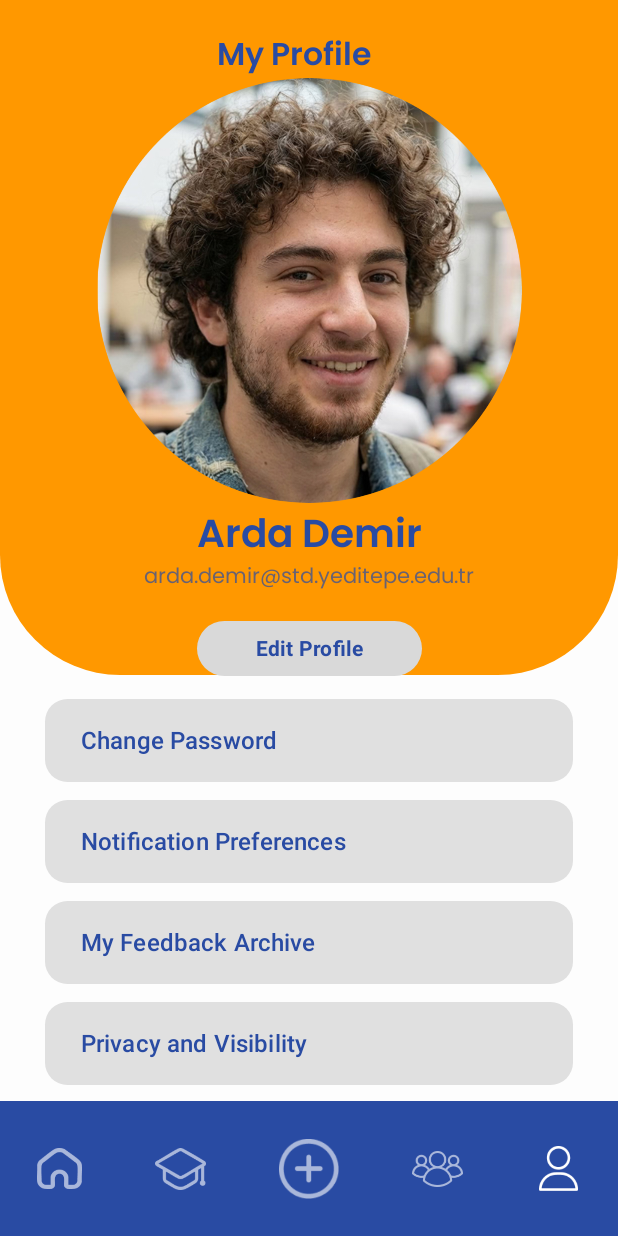
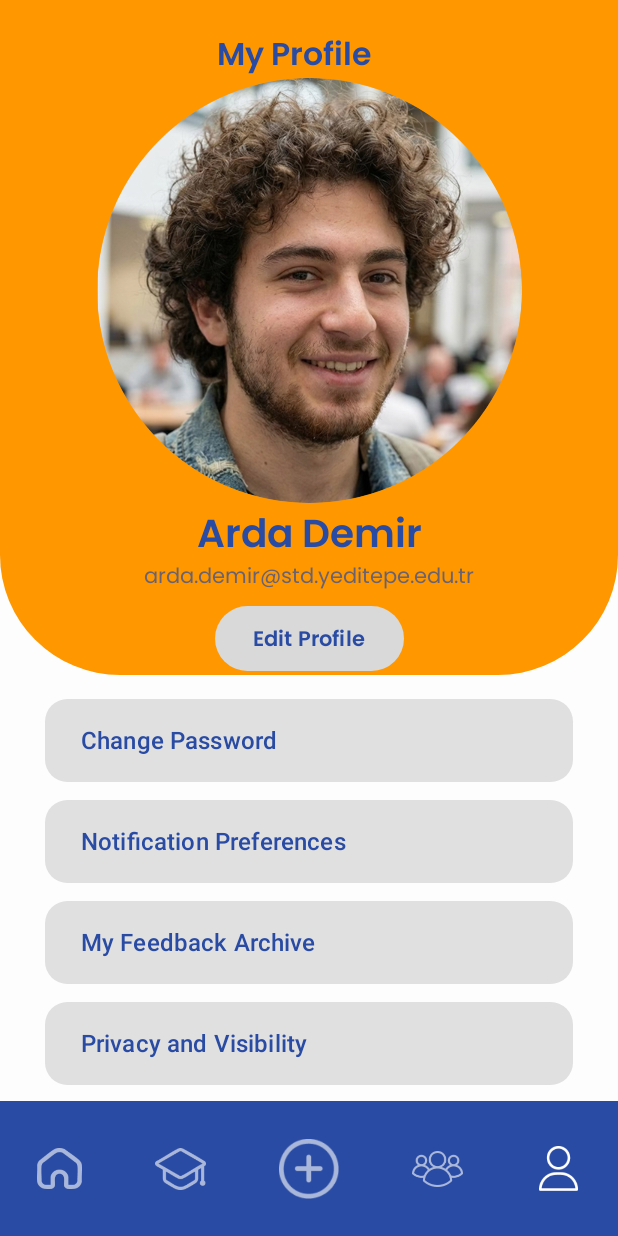
Before and after one commit to rookie238/YUSHARE, an Android app built with Jetpack Compose: the composable MenuScreen shown on its own in the app's theme, on a phone screen of 412 x 824 dp. Run offline under Robolectric (Android 15) with nearby library versions, the phone set to English and light mode, and no system bars.

Commit message:
menu secreen

```diff
--- a/app/src/main/java/com/example/yushare/ui/screens/MenuScreen.kt
+++ b/app/src/main/java/com/example/yushare/ui/screens/MenuScreen.kt
@@ -102,17 +102,22 @@ fun MenuScreen() {
                         color = MenuBlue.copy(alpha = 0.7f)
                     )
 
-                    Spacer(modifier = Modifier.height(20.dp))
+                    Spacer(modifier = Modifier.height(10.dp))
 
                     Button(
                         onClick = { },
                         colors = ButtonDefaults.buttonColors(containerColor = Color(0xFFD9D9D9)),
-                        shape = RoundedCornerShape(50.dp),
+                        shape = RoundedCornerShape(30.dp),
                         modifier = Modifier
-                            .width(150.dp)
-                            .height(40.dp)
+                            .width(126.dp)
+                            .height(43.dp)
                     ) {
-                        Text("Edit Profile", color = MenuBlue, fontWeight = FontWeight.Bold)
+                        Text("Edit Profile",
+                            color = MenuBlue,
+                            fontSize = 14.sp,
+                            fontWeight = FontWeight.SemiBold,
+                            fontFamily = poppinsFontFamily
+                        )
                     }
                 }
             }
@@ -144,8 +149,7 @@ fun MenuScreen() {
                 horizontalArrangement = Arrangement.SpaceAround,
                 verticalAlignment = Alignment.CenterVertically
             ) {
-                // ⚠️ DİKKAT: İkon isimlerini (R.drawable.xxx) kendi projendekilerle kontrol et
-                // Hata verirse bu Icon satırlarını silip yerlerine Text("X") koyarak dene.
+
                 Icon(painter = painterResource(id = R.drawable.ic_nav_home), contentDescription = null, tint = Color.White.copy(0.6f), modifier = Modifier.size(30.dp))
                 Icon(painter = painterResource(id = R.drawable.ic_nav_school), contentDescription = null, tint = Color.White.copy(0.6f), modifier = Modifier.size(34.dp))
                 Icon(painter = painterResource(id = R.drawable.ic_nav_add), contentDescription = null, tint = Color.White.copy(0.6f), modifier = Modifier.size(40.dp))
```
